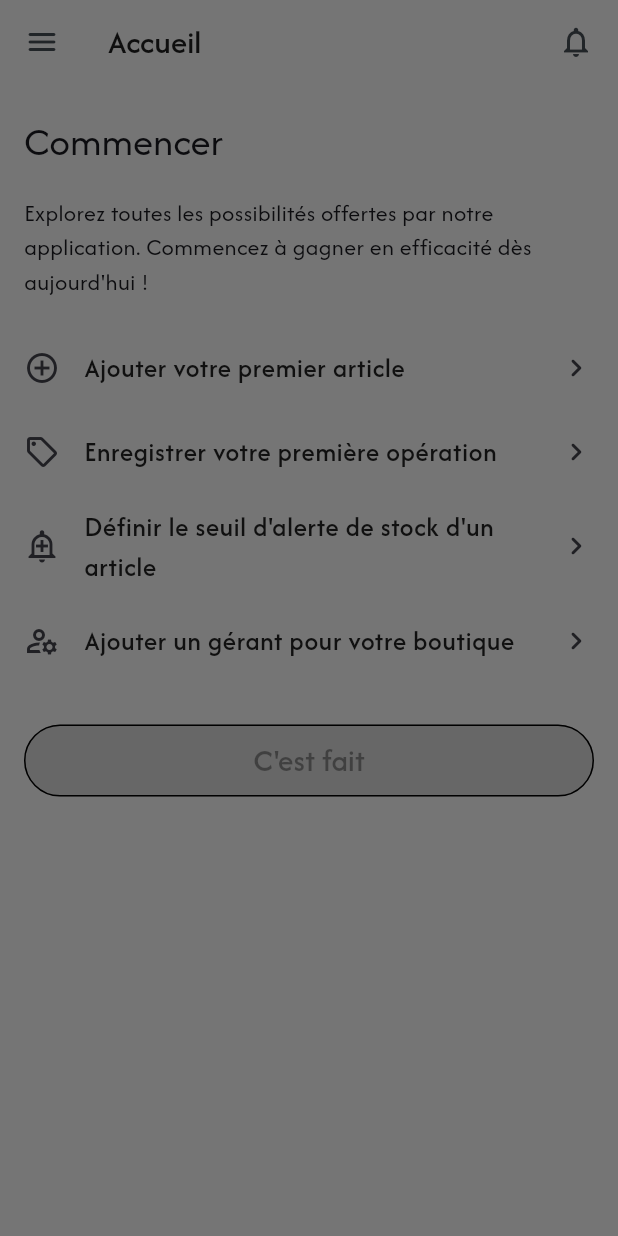
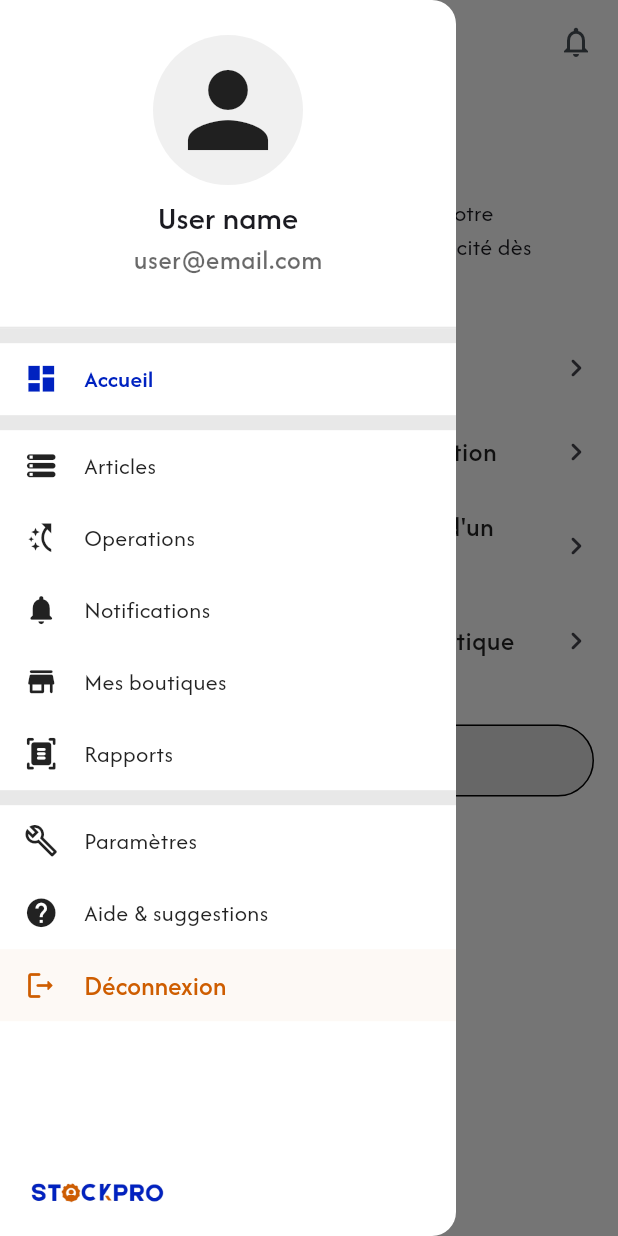
Before and after one commit to Asmitta-01/StockPro---Mobile-app, a Flutter app: the OwnerHomeScreen screen opened by its route, with the side drawer open, on a phone screen of 412 x 824 dp. Run offline on Flutter 3.47's test engine with Material 3 defaults, Android fonts, the phone set to English and light mode, and no system bars; our stand-ins replace get, loading_animation_widget, shared_preferences, step_progress_indicator; accounts and stored records are empty.

Commit message:
Drawer widget created

```diff
--- a/lib/views/home/owner_home_screen.dart
+++ b/lib/views/home/owner_home_screen.dart
@@ -2,6 +2,7 @@ import 'package:flutter/material.dart';
 import 'package:get/get.dart';
 import 'package:stock_pro/controllers/home/owner_home_controller.dart';
 import 'package:stock_pro/utils/image_data.dart';
+import 'package:stock_pro/widgets/drawer_widget.dart';
 import 'package:stock_pro/widgets/getting_started_widget.dart';
 
 class OwnerHomeScreen extends GetView<OwnerHomeController> {
@@ -14,7 +15,10 @@ class OwnerHomeScreen extends GetView<OwnerHomeController> {
         return Scaffold(
           key: controller.scaffoldKey,
           drawerEnableOpenDragGesture: true,
-          drawer: Container(),
+          drawer: DrawerWidget(
+            currentPage: 1,
+            scaffoldKey: controller.scaffoldKey,
+          ),
           appBar: AppBar(
             shadowColor: Get.theme.colorScheme.onSurface.withAlpha(100),
             foregroundColor: Get.theme.colorScheme.onSurface.withAlpha(224),
--- /dev/null
+++ b/lib/widgets/drawer_widget.dart
@@ -0,0 +1,173 @@
+import 'package:flutter/material.dart';
+import 'package:get/get.dart';
+import 'package:stock_pro/routes.dart';
+import 'package:stock_pro/utils/image_data.dart';
+
+class DrawerWidget extends StatelessWidget {
+  const DrawerWidget(
+      {super.key, required this.currentPage, required this.scaffoldKey});
+
+  final int currentPage;
+  final GlobalKey<ScaffoldState> scaffoldKey;
+
+  @override
+  Widget build(BuildContext context) {
+    // Future<PackageInfo> packageInfo = PackageInfo.fromPlatform();
+
+    return Drawer(
+      child: Column(
+        crossAxisAlignment: CrossAxisAlignment.stretch,
+        children: <Widget>[
+          Expanded(
+            flex: 2,
+            child: buildDrawerHeader(),
+          ),
+          Expanded(
+            flex: 5,
+            child: getDrawerItemsList(),
+          ),
+          Expanded(
+            flex: 0,
+            child: Padding(
+              padding: const EdgeInsets.all(20.0),
+              child: Row(
+                children: [
+                  Image.asset(ImageData.logo, width: 90),
+                  const SizedBox(width: 12),
+                  // FutureBuilder(
+                  //   future: packageInfo,
+                  //   builder: (context, snapshot) {
+                  //     return snapshot.hasData
+                  //         ? Text(
+                  //             "v${snapshot.data!.version}",
+                  //             style: Get.textTheme.bodySmall,
+                  //           )
+                  //         : SizedBox(
+                  //             width: 8,
+                  //             height: 2,
+                  //             child: LinearProgressIndicator(
+                  //               color: theme.colorScheme.onSurface,
+                  //               minHeight: 2,
+                  //             ),
+                  //           );
+                  //   },
+                  // ),
+                ],
+              ),
+            ),
+          )
+        ],
+      ),
+    );
+  }
+
+  ListView getDrawerItemsList() {
+    const divider = Divider(height: 10, thickness: 10);
+    return ListView(
+      padding: const EdgeInsets.only(bottom: 8),
+      children: <Widget>[
+        divider,
+        _singleDrawerItem(Icons.dashboard, "Accueil", Routes.main, 1),
+        divider,
+        _singleDrawerItem(
+            Icons.storage_rounded, "Articles", '/user/profile', 2),
+        _singleDrawerItem(Icons.switch_access_shortcut, "Operations",
+            '/user/notifications', 3),
+        _singleDrawerItem(Icons.notifications_rounded, "Notifications",
+            '/user/notifications', 4),
+        _singleDrawerItem(
+            Icons.store_rounded, "Mes boutiques", '/user/shops', 5),
+        _singleDrawerItem(Icons.document_scanner_rounded, "Rapports", '', 6),
+        divider,
+        _singleDrawerItem(Icons.build_outlined, "Paramètres", '/setting', 7),
+        _singleDrawerItem(
+            Icons.help, "Aide & suggestions", '/help_feedback', 8),
+        _singleDrawerItem(Icons.logout_rounded, "Déconnexion", '', 10),
+      ],
+    );
+  }
+
+  DrawerHeader buildDrawerHeader() {
+    return DrawerHeader(
+      padding: const EdgeInsets.fromLTRB(16, 0, 16, 8),
+      margin: EdgeInsets.zero,
+      child: Column(
+        crossAxisAlignment: CrossAxisAlignment.center,
+        mainAxisAlignment: MainAxisAlignment.center,
+        children: <Widget>[
+          Column(
+            mainAxisAlignment: MainAxisAlignment.center,
+            crossAxisAlignment: CrossAxisAlignment.center,
+            children: <Widget>[
+              Container(
+                padding: const EdgeInsets.all(10),
+                decoration: BoxDecoration(
+                  borderRadius: BorderRadius.circular(50),
+                  color: Get.theme.cardColor,
+                ),
+                child: const Icon(Icons.person, size: 80),
+              ),
+              const SizedBox(height: 8.0),
+              Text("User name", style: Get.textTheme.titleLarge),
+              Text(
+                "user@email.com",
+                style: TextStyle(
+                  color: Get.theme.colorScheme.onSurface.withAlpha(150),
+                ),
+              )
+            ],
+          ),
+        ],
+      ),
+    );
+  }
+
+  Widget _singleDrawerItem(
+      IconData iconData, String title, String destination, int position) {
+    ThemeData theme = Get.theme;
+
+    if (position == 10) {
+      return ListTile(
+        dense: true,
+        contentPadding: const EdgeInsets.symmetric(horizontal: 16),
+        tileColor: theme.colorScheme.secondary.withAlpha(10),
+        leading: Icon(iconData, size: 22, color: theme.colorScheme.secondary),
+        title: Text(
+          title,
+          style: theme.textTheme.bodyLarge!.copyWith(
+            fontWeight: FontWeight.w500,
+            letterSpacing: 0.2,
+            color: theme.colorScheme.secondary,
+          ),
+        ),
+        onTap: () {},
+      );
+    }
+
+    return ListTile(
+      dense: true,
+      contentPadding: const EdgeInsets.symmetric(horizontal: 16),
+      leading: Icon(
+        iconData,
+        size: 23,
+        color: currentPage == position
+            ? theme.colorScheme.primary
+            : theme.colorScheme.onSurface,
+      ),
+      title: Text(
+        title,
+        style: Get.textTheme.bodyMedium!.copyWith(
+          fontWeight:
+              currentPage == position ? FontWeight.w600 : FontWeight.w400,
+          color: currentPage == position
+              ? theme.colorScheme.primary
+              : theme.colorScheme.onSurface,
+        ),
+      ),
+      onTap: () {
+        Get.toNamed(destination);
+        scaffoldKey.currentState!.closeDrawer();
+      },
+    );
+  }
+}
```
